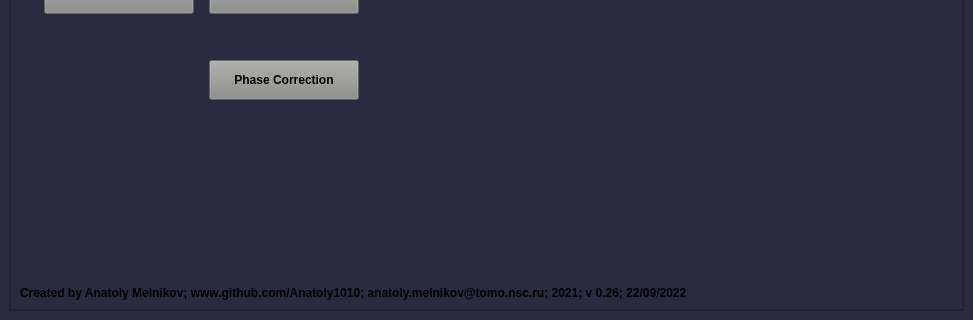
This is atomize/main/gui/main_window.ui in Anatoly1010/Atomize_NIOCH as Qt 5 draws it before an edit; both pictures show x 0 to 973 and y 315 to 635 of the 973 by 635 pixel window. The edited form follows.
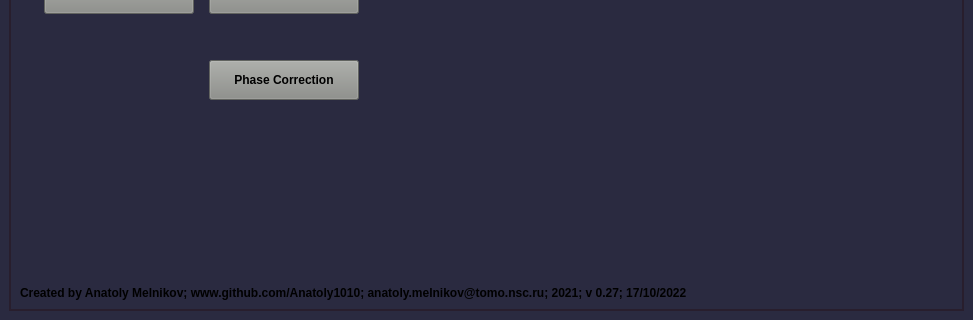
This is the edited form. Custom widgets are drawn as their Qt base class.

```diff
--- a/atomize/main/gui/main_window.ui
+++ b/atomize/main/gui/main_window.ui
@@ -588,7 +588,7 @@
            </font>
           </property>
           <property name="text">
-           <string>Created by Anatoly Melnikov; www.github.com/Anatoly1010; anatoly.melnikov@tomo.nsc.ru; 2021; v 0.26; 22/09/2022</string>
+           <string>Created by Anatoly Melnikov; www.github.com/Anatoly1010; anatoly.melnikov@tomo.nsc.ru; 2021; v 0.27; 17/10/2022</string>
           </property>
          </widget>
         </item>
```
